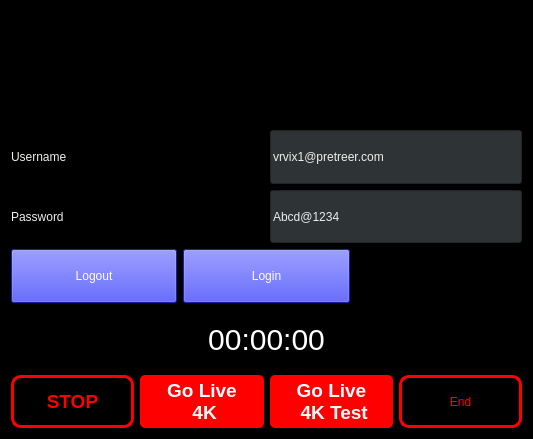
Old version of the form ui/liveStream-window.ui in the repository ishaned52/3DV_Camera_App.
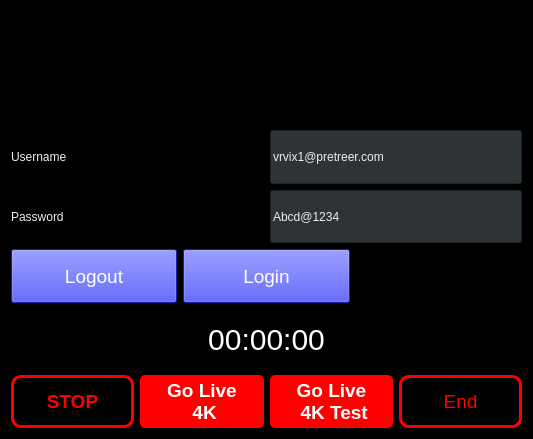
New version of the form. Icons and pictures are not drawn.

The edit to the form file:
```diff
--- a/ui/liveStream-window.ui
+++ b/ui/liveStream-window.ui
@@ -375,6 +375,11 @@
            <verstretch>0</verstretch>
           </sizepolicy>
          </property>
+         <property name="font">
+          <font>
+           <pointsize>14</pointsize>
+          </font>
+         </property>
          <property name="styleSheet">
           <string notr="true">
 QPushButton:!pressed{
@@ -407,6 +412,11 @@
            <verstretch>0</verstretch>
           </sizepolicy>
          </property>
+         <property name="font">
+          <font>
+           <pointsize>14</pointsize>
+          </font>
+         </property>
          <property name="styleSheet">
           <string notr="true">
 QPushButton:!pressed{
@@ -435,6 +445,11 @@
            <verstretch>0</verstretch>
           </sizepolicy>
          </property>
+         <property name="font">
+          <font>
+           <pointsize>14</pointsize>
+          </font>
+         </property>
          <property name="styleSheet">
           <string notr="true">
 QPushButton:!pressed{
```
